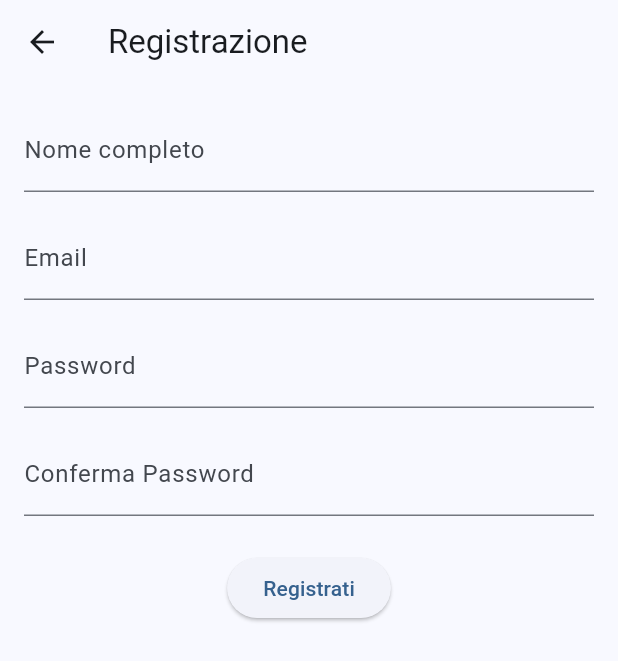
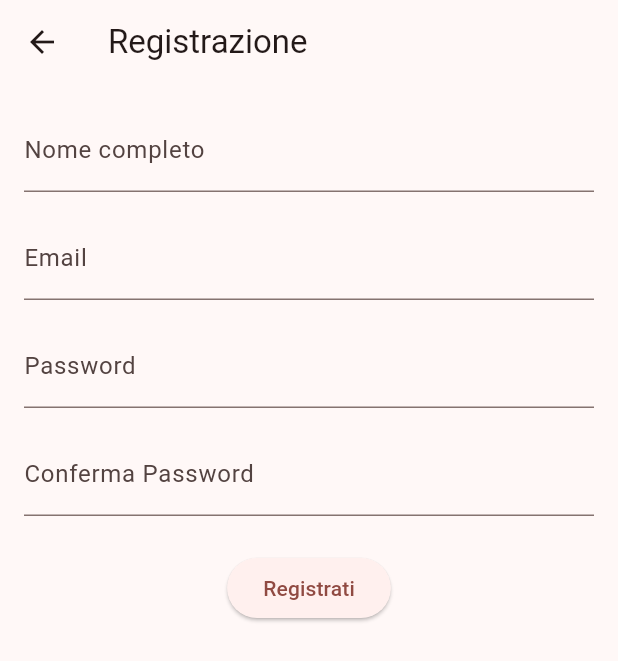
Before and after one commit to NicolaBuomp/pennywise_app, a Flutter app: the screen it shows after launch, after a tap on "Non hai un account? Registrati", on a phone screen of 412 x 824 dp. Shown: the top 661 px of the screen. Run offline on Flutter 3.47's test engine with Material 3 defaults, Android fonts, the phone set to English and light mode, and no system bars; our stand-ins replace flutter_dotenv, flutter_riverpod, supabase_flutter; accounts and stored records are empty.

Commit message:
Load environment variables from a specified .env file and update color scheme to red

```diff
--- a/lib/main.dart
+++ b/lib/main.dart
@@ -2,16 +2,16 @@ import 'package:flutter/material.dart';
 import 'package:flutter_riverpod/flutter_riverpod.dart';
 import 'package:pennywise/features/auth/views/auth_wrapper.dart';
 import 'package:supabase_flutter/supabase_flutter.dart';
-import 'package:flutter_dotenv/flutter_dotenv.dart'; // added dotenv import
+import 'package:flutter_dotenv/flutter_dotenv.dart';
 
 void main() async {
   WidgetsFlutterBinding.ensureInitialized();
-  await dotenv.load(); // load .env file
+  await dotenv.load(fileName: '.env'); // Carica le variabili
   await Supabase.initialize(
     url: dotenv.env['SUPABASE_URL']!,
     anonKey: dotenv.env['SUPABASE_ANON_KEY']!,
   );
-  runApp(ProviderScope(child: MyApp()));
+  runApp(const ProviderScope(child: MyApp()));
 }
 
 class MyApp extends StatelessWidget {
@@ -22,7 +22,7 @@ class MyApp extends StatelessWidget {
     return MaterialApp(
       title: 'Pennywise',
       theme: ThemeData(
-        colorScheme: ColorScheme.fromSeed(seedColor: Colors.blue),
+        colorScheme: ColorScheme.fromSeed(seedColor: Colors.red),
         useMaterial3: true,
       ),
       home: const AuthWrapper(),
--- a/pubspec.yaml
+++ b/pubspec.yaml
@@ -27,7 +27,9 @@ flutter:
 
   uses-material-design: true
 
-  # assets:
+  assets:
+    - .env
+
   #   - images/a_dot_burr.jpeg
   #   - images/a_dot_ham.jpeg
 
```
